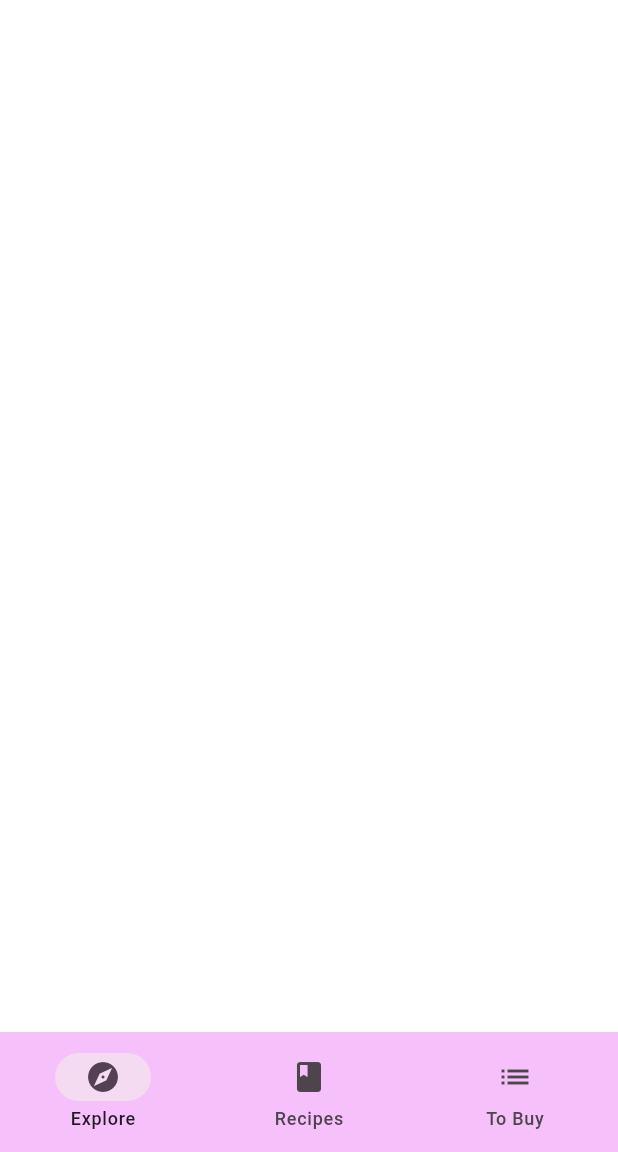
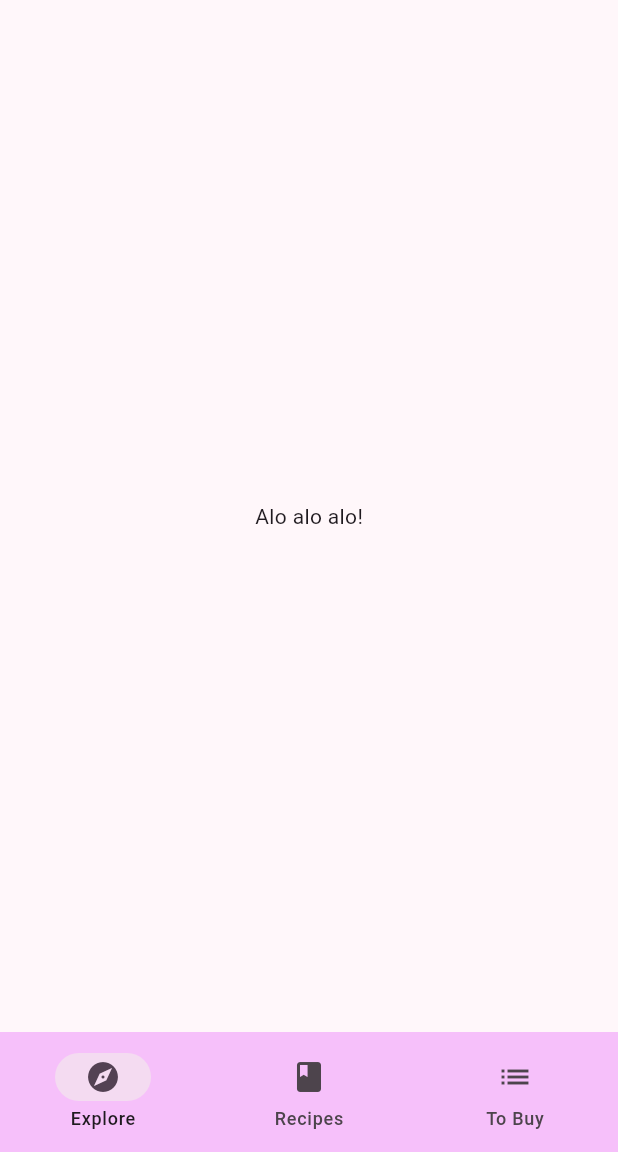
Before and after one commit to danilloism/portfolio.fooderlich, a Flutter app: the screen it shows after launch, on a phone screen of 412 x 824 dp, the part 84-1236 px from its top. Run offline on Flutter 3.47's test engine with Material 2 defaults, Android fonts, the phone set to English and light mode, and no system bars; our stand-ins replace google_fonts.

Commit message:
done part of ExplorePage

```diff
--- a/lib/home.dart
+++ b/lib/home.dart
@@ -1,4 +1,5 @@
 import 'package:flutter/material.dart';
+import 'package:fooderlich/pages/explore_page.dart';
 
 class Home extends StatefulWidget {
   const Home({Key? key}) : super(key: key);
@@ -11,8 +12,7 @@ class _HomeState extends State<Home> {
   int _selectedIndex = 0;
 
   static List<Widget> pages = <Widget>[
-    // TODO: Replace with ExploreScreen
-    Container(color: Colors.white),
+    const ExplorePage(),
     // TODO: Replace with RecipesScreen
     Container(color: Colors.green),
     Container(color: Colors.blue),
--- /dev/null
+++ b/lib/pages/explore_page.dart
@@ -0,0 +1,32 @@
+import 'package:flutter/material.dart';
+import 'package:fooderlich/api/mock_fooderlich_service.dart';
+import 'package:fooderlich/models/models.dart';
+
+class ExplorePage extends StatelessWidget {
+  const ExplorePage({Key? key}) : super(key: key);
+
+  static final _mockService = MockFooderlichService();
+
+  @override
+  Widget build(BuildContext context) {
+    return FutureBuilder(
+      future: _mockService.getExploreData(),
+      builder: (context, AsyncSnapshot<ExploreData> snapshot) {
+        //TODO: add Nested List Views
+        if (snapshot.connectionState == ConnectionState.done) {
+          final recipes = snapshot.data?.todayRecipes ?? [];
+          //TODO: replace this with TodayRecipeListView
+          return const Center(
+            child: SizedBox(
+              child: Text("Alo alo alo!"),
+            ),
+          );
+        } else {
+          return const Center(
+            child: CircularProgressIndicator(),
+          );
+        }
+      },
+    );
+  }
+}
```
Also changed, not shown: lib/api/mock_fooderlich_service.dart (+17 -21 lines).
